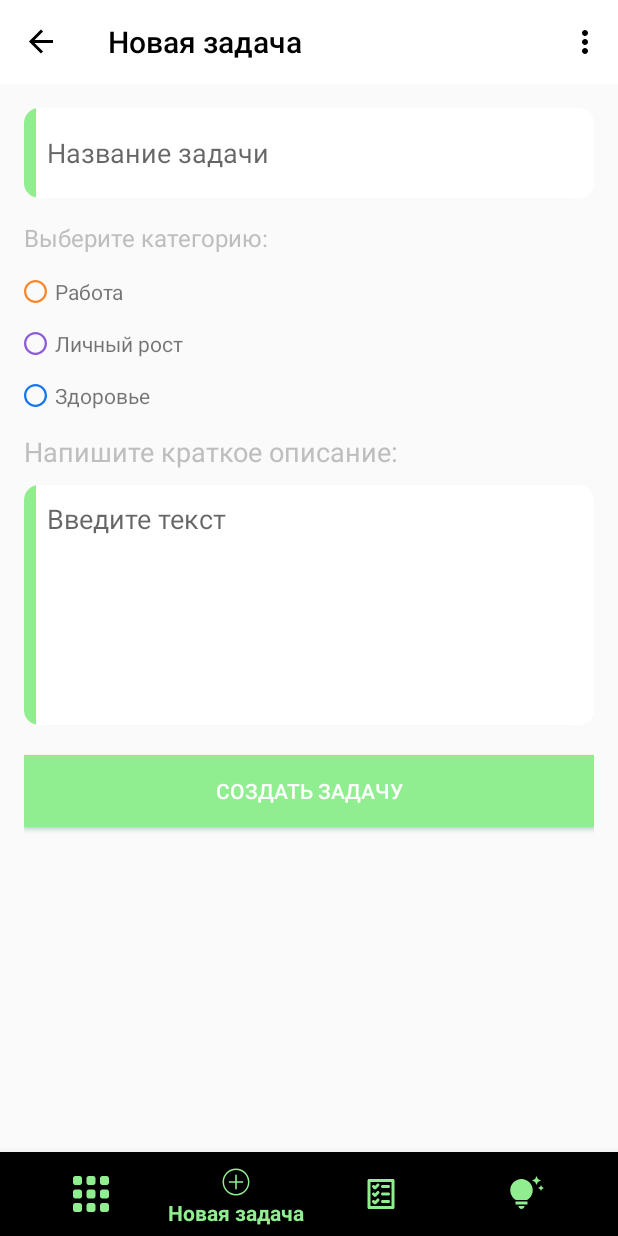
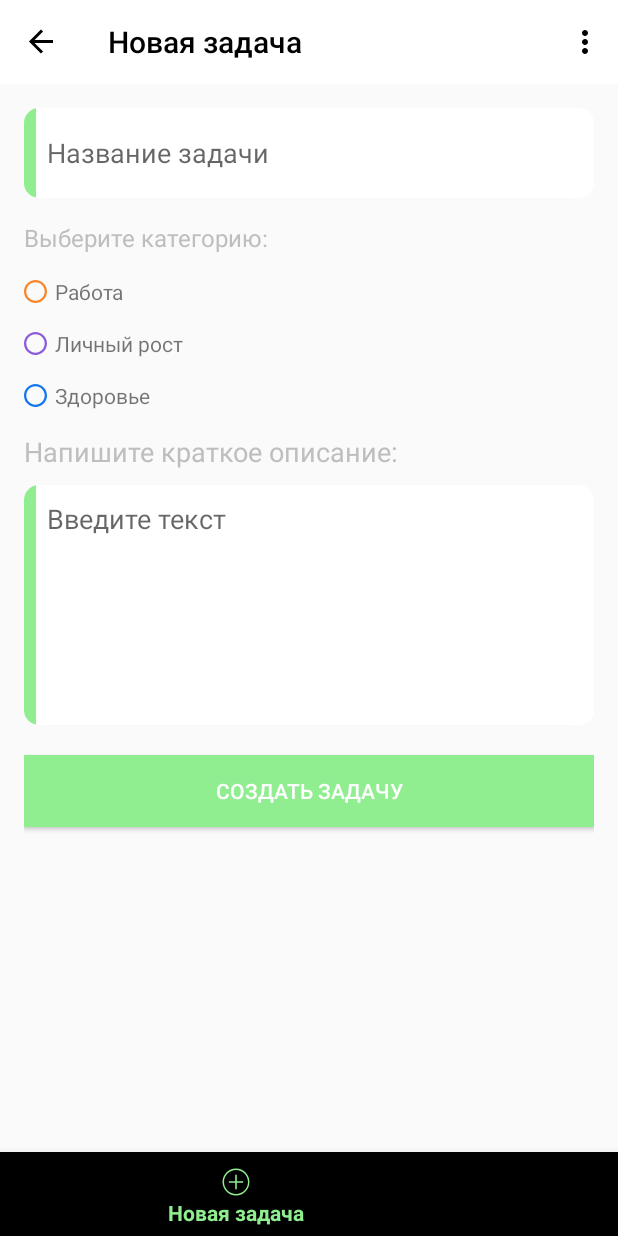
Before and after one commit to akzh4n/108psy-zhas-hackathon-android, an Android app: the AddNotes screen opened through its navigation route, on a phone screen of 412 x 824 dp. Run offline under Robolectric (Android 15) with nearby library versions, the phone set to English and light mode, and no system bars; our stand-ins replace Room's generated code, navigation-ui.

Commit message:
Zhas Hackathon by 13Labs

```diff
--- a/app/src/main/res/drawable/bottomnavigationview.xml
+++ b/app/src/main/res/drawable/bottomnavigationview.xml
@@ -1,5 +1,5 @@
 <?xml version="1.0" encoding="utf-8"?>
 <selector xmlns:android="http://schemas.android.com/apk/res/android">
     <item android:color="@color/Green" android:state_checked="true" />
-    <item android:color="@color/Green" android:state_checked="false" />
+    <item android:color="@color/Black" android:state_checked="false" />
 </selector>
--- a/app/src/main/res/values/colors.xml
+++ b/app/src/main/res/values/colors.xml
@@ -9,6 +9,6 @@
     <color name="purple">#8B5BD9</color>
     <color name="blue">#1377EB</color>
     <color name="Green">#90ee90</color>
-
+    <color name="Black">#000000</color>
 
 </resources>
```
